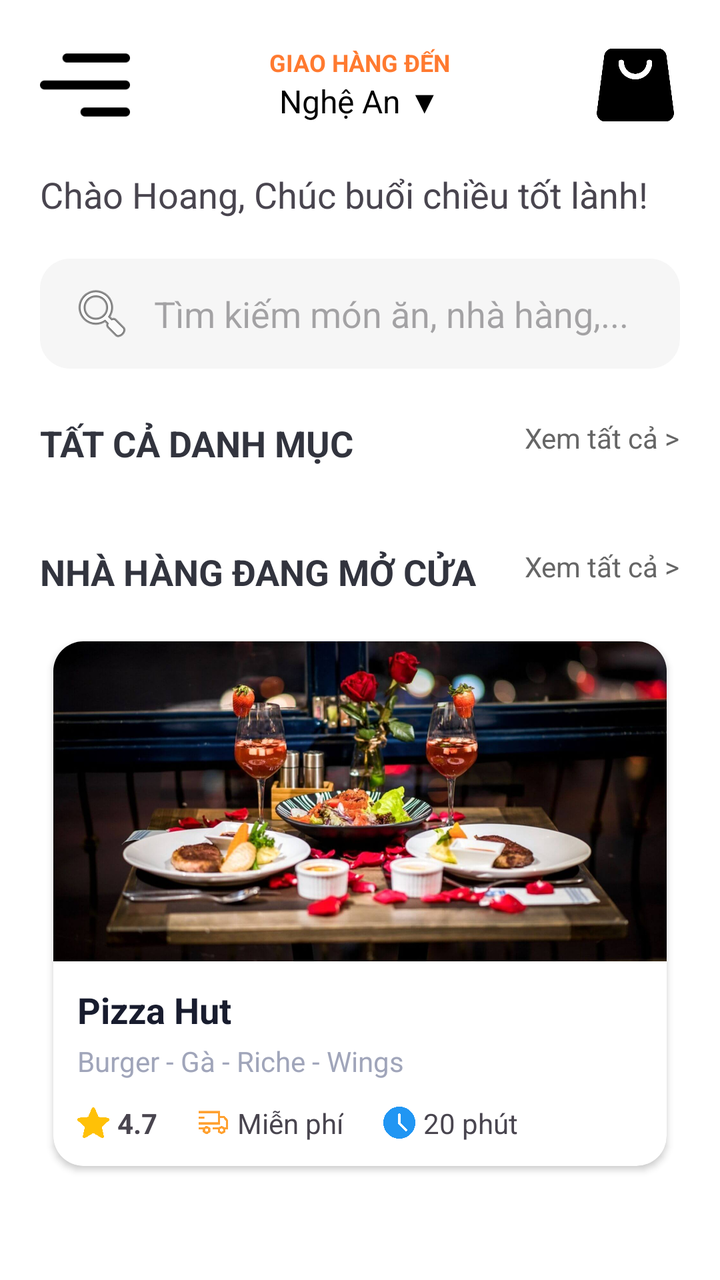
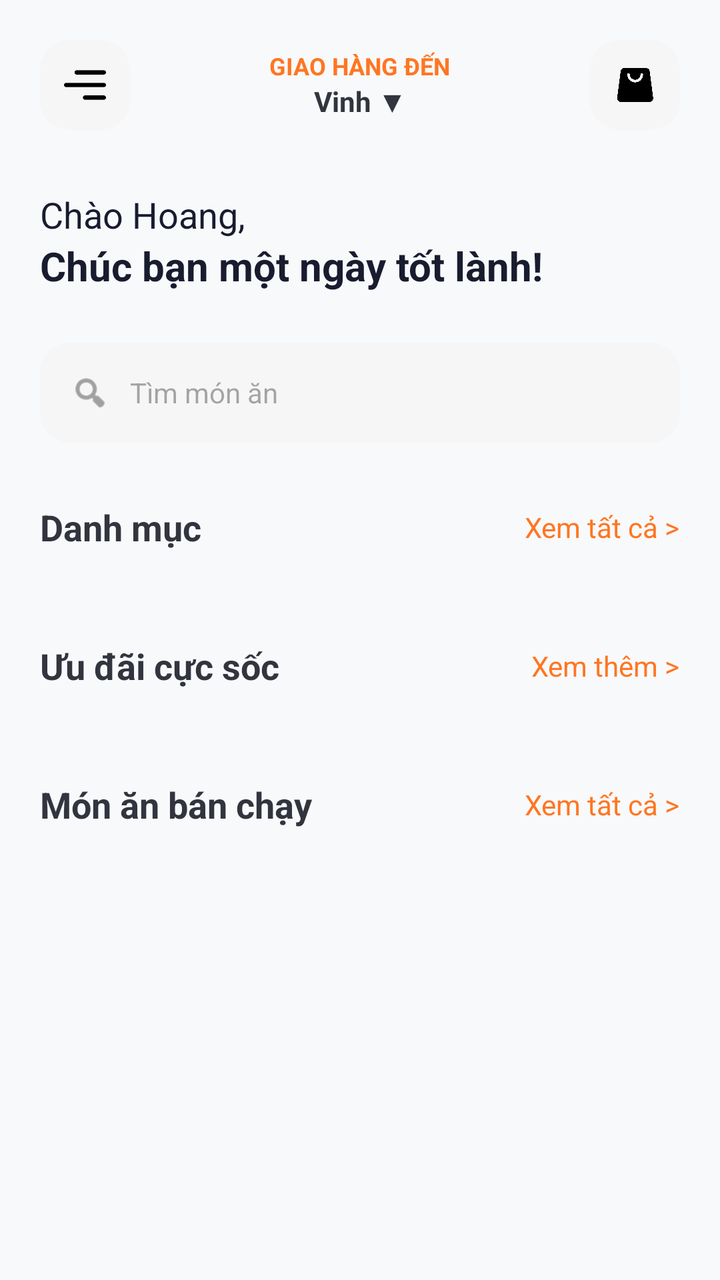

Two renders of the same Android screen: before a commit and after it. Below are the layout's source before the change and the commit's diff.
<!-- AndroidManifest.xml: application theme Theme.NHOM33 -->
<!-- res/layout/user_trangchu.xml -->
<?xml version="1.0" encoding="utf-8"?>
<androidx.core.widget.NestedScrollView xmlns:android="http://schemas.android.com/apk/res/android"
    xmlns:app="http://schemas.android.com/apk/res-auto"
    android:layout_width="match_parent"
    android:layout_height="match_parent"
    android:background="#FFFFFF">

    <LinearLayout
        android:layout_width="match_parent"
        android:layout_height="wrap_content"
        android:orientation="vertical"
        android:padding="20dp">

        <RelativeLayout
            android:layout_width="match_parent"
            android:layout_height="wrap_content">

            <ImageButton
                android:id="@+id/btn_Profile"
                android:layout_width="45dp"
                android:layout_height="45dp"
                android:background="@android:color/white"
                android:contentDescription="@null"
                android:scaleType="fitCenter"
                android:src="@drawable/menu" />


            <LinearLayout
                android:layout_width="wrap_content"
                android:layout_height="wrap_content"
                android:layout_centerInParent="true"
                android:gravity="center"
                android:orientation="vertical">

                <TextView
                    android:layout_width="wrap_content"
                    android:layout_height="wrap_content"
                    android:text="GIAO HÀNG ĐẾN"
                    android:textColor="#FF7A30"
                    android:textSize="12sp"
                    android:textStyle="bold" />

                <TextView
                    android:layout_width="wrap_content"
                    android:layout_height="wrap_content"
                    android:text="Nghệ An ▼"
                    android:textColor="#000000"
                    android:textSize="16sp" />
            </LinearLayout>

            <ImageView
                android:layout_width="45dp"
                android:layout_height="45dp"
                android:layout_alignParentEnd="true"
                android:contentDescription="@null"
                android:src="@drawable/shoppingbag" />
        </RelativeLayout>

        <TextView
            android:layout_width="wrap_content"
            android:layout_height="wrap_content"
            android:layout_marginTop="20dp"
            android:text="Chào Hoang, Chúc buổi chiều tốt lành!"
            android:textSize="18sp" />

        <EditText
            android:id="@+id/edtSearchHome"
            android:layout_width="match_parent"
            android:layout_height="55dp"
            android:layout_marginTop="20dp"
            android:autofillHints="none"
            android:background="@drawable/search_bar_bg"
            android:drawablePadding="10dp"
            android:drawableStart="@android:drawable/ic_menu_search"
            android:hint="Tìm kiếm món ăn, nhà hàng,..."
            android:inputType="text"
            android:paddingStart="15dp"
            android:imeOptions="actionSearch" />

        <RelativeLayout
            android:layout_width="match_parent"
            android:layout_height="wrap_content"
            android:layout_marginTop="25dp">

            <TextView
                android:layout_width="wrap_content"
                android:layout_height="wrap_content"
                android:text="TẤT CẢ DANH MỤC"
                android:textColor="#32343E"
                android:textSize="18sp"
                android:textStyle="bold" />

            <TextView
                android:layout_width="wrap_content"
                android:layout_height="wrap_content"
                android:layout_alignParentEnd="true"
                android:text="Xem tất cả >"
                android:textColor="#666666" />
        </RelativeLayout>

        <androidx.recyclerview.widget.RecyclerView
            android:id="@+id/recyclerViewCategories"
            android:layout_width="match_parent"
            android:layout_height="wrap_content"
            android:layout_marginTop="15dp"
            android:orientation="horizontal"
            app:layoutManager="androidx.recyclerview.widget.LinearLayoutManager" />

        <androidx.cardview.widget.CardView
            android:id="@+id/card_food"
            android:layout_width="70dp"
            android:layout_height="70dp"
            android:layout_marginTop="15dp"
            android:clickable="true"
            android:focusable="true"
            android:visibility="gone"
            app:cardCornerRadius="35dp"
            app:cardElevation="4dp">

            <ImageView
                android:layout_width="match_parent"
                android:layout_height="200dp"
                android:contentDescription="@null"
                android:scaleType="centerCrop"
                android:src="@drawable/pizza_img" />
        </androidx.cardview.widget.CardView>


        <RelativeLayout
            android:layout_width="match_parent"
            android:layout_height="wrap_content"
            android:layout_marginTop="25dp">

            <TextView
                android:layout_width="wrap_content"
                android:layout_height="wrap_content"
                android:text="NHÀ HÀNG ĐANG MỞ CỬA"
                android:textColor="#32343E"
                android:textSize="18sp"
                android:textStyle="bold" />

            <TextView
                android:layout_width="wrap_content"
                android:layout_height="wrap_content"
                android:layout_alignParentEnd="true"
                android:text="Xem tất cả >"
                android:textColor="#666666" />
        </RelativeLayout>

        <androidx.cardview.widget.CardView
            android:layout_width="match_parent"
            android:layout_height="wrap_content"
            android:layout_marginTop="15dp"
            app:cardCornerRadius="15dp"
            app:cardElevation="2dp"
            app:cardUseCompatPadding="true">

            <LinearLayout
                android:layout_width="match_parent"
                android:layout_height="wrap_content"
                android:orientation="vertical">

                <ImageView
                    android:layout_width="match_parent"
                    android:layout_height="160dp"
                    android:scaleType="centerCrop"
                    android:src="@drawable/rose_garden_bg"
                    android:contentDescription="@null" />

                <LinearLayout
                    android:layout_width="match_parent"
                    android:layout_height="wrap_content"
                    android:orientation="vertical"
                    android:padding="12dp">

                    <TextView
                        android:layout_width="wrap_content"
                        android:layout_height="wrap_content"
                        android:text="Pizza Hut"
                        android:textColor="#181C2E"
                        android:textSize="18sp"
                        android:textStyle="bold" />

                    <TextView
                        android:layout_width="wrap_content"
                        android:layout_height="wrap_content"
                        android:layout_marginTop="4dp"
                        android:text="Burger - Gà - Riche - Wings"
                        android:textColor="#A0A5BA"
                        android:textSize="14sp" />

                    <LinearLayout
                        android:layout_width="match_parent"
                        android:layout_height="wrap_content"
                        android:layout_marginTop="12dp"
                        android:gravity="center_vertical"
                        android:orientation="horizontal">

                        <ImageView
                            android:layout_width="16dp"
                            android:layout_height="16dp"
                            android:src="@drawable/ic_star"
                            android:contentDescription="@null" />

                        <TextView
                            android:layout_width="wrap_content"
                            android:layout_height="wrap_content"
                            android:layout_marginStart="4dp"
                            android:text="4.7"
                            android:textStyle="bold" />

                        <ImageView
                            android:layout_width="16dp"
                            android:layout_height="16dp"
                            android:layout_marginStart="20dp"
                            android:src="@drawable/ic_delivery"
                            android:contentDescription="@null" />

                        <TextView
                            android:layout_width="wrap_content"
                            android:layout_height="wrap_content"
                            android:layout_marginStart="4dp"
                            android:text="Miễn phí" />

                        <ImageView
                            android:layout_width="16dp"
                            android:layout_height="16dp"
                            android:layout_marginStart="20dp"
                            android:src="@drawable/ic_clock"
                            android:contentDescription="@null" />

                        <TextView
                            android:layout_width="wrap_content"
                            android:layout_height="wrap_content"
                            android:layout_marginStart="4dp"
                            android:text="20 phút" />
                    </LinearLayout>
                </LinearLayout>
            </LinearLayout>
        </androidx.cardview.widget.CardView>

    </LinearLayout>
</androidx.core.widget.NestedScrollView>
<!-- resources referenced by this layout -->
<resources>
  <!-- drawable ic_clock: png bitmap (drawable, 14994 bytes) -->
  <!-- drawable ic_delivery: png bitmap (drawable, 8542 bytes) -->
  <!-- drawable ic_star: png bitmap (drawable, 13086 bytes) -->
  <!-- drawable menu: png bitmap (drawable, 750 bytes) -->
  <!-- drawable pizza_img: png bitmap (drawable, 49011 bytes) -->
  <!-- drawable rose_garden_bg: jpg bitmap (drawable, 131242 bytes) -->
  <!-- drawable search_bar_bg (drawable) -->
  <shape xmlns:android="http://schemas.android.com/apk/res/android">
      <solid android:color="#F6F6F6" /> <corners android:radius="15dp" />
  </shape>
  <!-- drawable shoppingbag: png bitmap (drawable, 9232 bytes) -->
  <style name="Theme.NHOM33" parent="Base.Theme.NHOM33" />
  <style name="Base.Theme.NHOM33" parent="Theme.Material3.DayNight.NoActionBar">
          
          
      </style>
</resources>

<!-- the commit's change to res/layout/user_trangchu.xml (unified diff, before → after) -->
@@ -1,91 +1,140 @@
 <?xml version="1.0" encoding="utf-8"?>
 <androidx.core.widget.NestedScrollView xmlns:android="http://schemas.android.com/apk/res/android"
     xmlns:app="http://schemas.android.com/apk/res-auto"
+    xmlns:tools="http://schemas.android.com/tools"
     android:layout_width="match_parent"
     android:layout_height="match_parent"
-    android:background="#FFFFFF">
+    android:background="#F8F9FB">
 
     <LinearLayout
         android:layout_width="match_parent"
         android:layout_height="wrap_content"
         android:orientation="vertical"
-        android:padding="20dp">
-
-        <RelativeLayout
-            android:layout_width="match_parent"
-            android:layout_height="wrap_content">
+        android:paddingBottom="40dp">
+
+        
+        <androidx.constraintlayout.widget.ConstraintLayout
+            android:layout_width="match_parent"
+            android:layout_height="wrap_content"
+            android:padding="20dp">
 
             <ImageButton
                 android:id="@+id/btn_Profile"
                 android:layout_width="45dp"
                 android:layout_height="45dp"
-                android:background="@android:color/white"
-                android:contentDescription="@null"
+                android:background="@drawable/search_bar_bg"
+                android:contentDescription="Menu"
+                android:padding="12dp"
                 android:scaleType="fitCenter"
-                android:src="@drawable/menu" />
-
+                android:src="@drawable/menu"
+                app:layout_constraintStart_toStartOf="parent"
+                app:layout_constraintTop_toTopOf="parent" />
 
             <LinearLayout
-                android:layout_width="wrap_content"
-                android:layout_height="wrap_content"
-                android:layout_centerInParent="true"
+                android:id="@+id/layout_location"
+                android:layout_width="wrap_content"
+                android:layout_height="wrap_content"
                 android:gravity="center"
-                android:orientation="vertical">
+                android:orientation="vertical"
+                app:layout_constraintBottom_toBottomOf="@id/btn_Profile"
+                app:layout_constraintEnd_toStartOf="@+id/btn_Cart"
+                app:layout_constraintStart_toEndOf="@id/btn_Profile"
+                app:layout_constraintTop_toTopOf="@id/btn_Profile">
 
                 <TextView
                     android:layout_width="wrap_content"
                     android:layout_height="wrap_content"
                     android:text="GIAO HÀNG ĐẾN"
-                    android:textColor="#FF7A30"
+                    android:textColor="#FF7622"
                     android:textSize="12sp"
                     android:textStyle="bold" />
 
                 <TextView
                     android:layout_width="wrap_content"
                     android:layout_height="wrap_content"
-                    android:text="Nghệ An ▼"
-                    android:textColor="#000000"
-                    android:textSize="16sp" />
+                    android:text="Vinh ▼"
+                    android:textColor="#32343E"
+                    android:textSize="14sp"
+                    android:textStyle="bold" />
             </LinearLayout>
 
-            <ImageView
+            <ImageButton
+                android:id="@+id/btn_Cart"
                 android:layout_width="45dp"
                 android:layout_height="45dp"
-                android:layout_alignParentEnd="true"
-                android:contentDescription="@null"
-                android:src="@drawable/shoppingbag" />
-        </RelativeLayout>
-
-        <TextView
-            android:layout_width="wrap_content"
-            android:layout_height="wrap_content"
-            android:layout_marginTop="20dp"
-            android:text="Chào Hoang, Chúc buổi chiều tốt lành!"
-            android:textSize="18sp" />
-
-        <EditText
-            android:id="@+id/edtSearchHome"
-            android:layout_width="match_parent"
-            android:layout_height="55dp"
-            android:layout_marginTop="20dp"
-            android:autofillHints="none"
+                android:background="@drawable/search_bar_bg"
+                android:contentDescription="Giỏ hàng"
+                android:padding="12dp"
+                android:scaleType="fitCenter"
+                android:src="@drawable/shoppingbag"
+                app:layout_constraintEnd_toEndOf="parent"
+                app:layout_constraintTop_toTopOf="parent" />
+
+        </androidx.constraintlayout.widget.ConstraintLayout>
+
+        
+        <LinearLayout
+            android:layout_width="match_parent"
+            android:layout_height="wrap_content"
+            android:orientation="vertical"
+            android:paddingHorizontal="20dp"
+            android:layout_marginTop="10dp">
+
+            <TextView
+                android:layout_width="wrap_content"
+                android:layout_height="wrap_content"
+                android:text="Chào Hoang,"
+                android:textColor="#181C2E"
+                android:textSize="18sp" />
+
+            <TextView
+                android:layout_width="wrap_content"
+                android:layout_height="wrap_content"
+                android:text="Chúc bạn một ngày tốt lành!"
+                android:textColor="#181C2E"
+                android:textSize="20sp"
+                android:textStyle="bold" />
+        </LinearLayout>
+
+        
+        <LinearLayout
+            android:layout_width="match_parent"
+            android:layout_height="wrap_content"
+            android:layout_marginHorizontal="20dp"
+            android:layout_marginTop="25dp"
             android:background="@drawable/search_bar_bg"
-            android:drawablePadding="10dp"
-            android:drawableStart="@android:drawable/ic_menu_search"
-            android:hint="Tìm kiếm món ăn, nhà hàng,..."
-            android:inputType="text"
-            android:paddingStart="15dp"
-            android:imeOptions="actionSearch" />
-
+            android:gravity="center_vertical"
+            android:paddingHorizontal="15dp">
+
+            <ImageView
+                android:layout_width="20dp"
+                android:layout_height="20dp"
+                android:src="@android:drawable/ic_menu_search"
+                app:tint="#676767" />
+
+            <EditText
+                android:id="@+id/edtSearchHome"
+                android:layout_width="match_parent"
+                android:layout_height="50dp"
+                android:layout_marginStart="10dp"
+                android:background="@android:color/transparent"
+                android:hint="Tìm món ăn"
+                android:imeOptions="actionSearch"
+                android:inputType="text"
+                android:textSize="14sp" />
+        </LinearLayout>
+
+        
         <RelativeLayout
             android:layout_width="match_parent"
             android:layout_height="wrap_content"
-            android:layout_marginTop="25dp">
-
-            <TextView
-                android:layout_width="wrap_content"
-                android:layout_height="wrap_content"
-                android:text="TẤT CẢ DANH MỤC"
+            android:layout_marginTop="30dp"
+            android:paddingHorizontal="20dp">
+
+            <TextView
+                android:layout_width="wrap_content"
+                android:layout_height="wrap_content"
+                android:text="Danh mục"
                 android:textColor="#32343E"
                 android:textSize="18sp"
                 android:textStyle="bold" />
@@ -94,8 +143,10 @@
                 android:layout_width="wrap_content"
                 android:layout_height="wrap_content"
                 android:layout_alignParentEnd="true"
+                android:layout_centerVertical="true"
                 android:text="Xem tất cả >"
-                android:textColor="#666666" />
+                android:textColor="#FF7622"
+                android:textSize="14sp" />
         </RelativeLayout>
 
         <androidx.recyclerview.widget.RecyclerView
@@ -103,38 +154,20 @@
             android:layout_width="match_parent"
             android:layout_height="wrap_content"
             android:layout_marginTop="15dp"
-            android:orientation="horizontal"
-            app:layoutManager="androidx.recyclerview.widget.LinearLayoutManager" />
-
-        <androidx.cardview.widget.CardView
-            android:id="@+id/card_food"
-            android:layout_width="70dp"
-            android:layout_height="70dp"
-            android:layout_marginTop="15dp"
-            android:clickable="true"
-            android:focusable="true"
-            android:visibility="gone"
-            app:cardCornerRadius="35dp"
-            app:cardElevation="4dp">
-
-            <ImageView
-                android:layout_width="match_parent"
-                android:layout_height="200dp"
-                android:contentDescription="@null"
-                android:scaleType="centerCrop"
-                android:src="@drawable/pizza_img" />
-        </androidx.cardview.widget.CardView>
-
-
+            android:clipToPadding="false"
+            android:paddingHorizontal="12dp" />
+
+        
         <RelativeLayout
             android:layout_width="match_parent"
             android:layout_height="wrap_content"
-            android:layout_marginTop="25dp">
-
-            <TextView
-                android:layout_width="wrap_content"
-                android:layout_height="wrap_content"
-                android:text="NHÀ HÀNG ĐANG MỞ CỬA"
+            android:layout_marginTop="30dp"
+            android:paddingHorizontal="20dp">
+
+            <TextView
+                android:layout_width="wrap_content"
+                android:layout_height="wrap_content"
+                android:text="Ưu đãi cực sốc"
                 android:textColor="#32343E"
                 android:textSize="18sp"
                 android:textStyle="bold" />
@@ -143,101 +176,52 @@
                 android:layout_width="wrap_content"
                 android:layout_height="wrap_content"
                 android:layout_alignParentEnd="true"
+                android:layout_centerVertical="true"
+                android:text="Xem thêm >"
+                android:textColor="#FF7622"
+                android:textSize="14sp" />
+        </RelativeLayout>
+
+        <androidx.recyclerview.widget.RecyclerView
+            android:id="@+id/recyclerViewDiscount"
+            android:layout_width="match_parent"
+            android:layout_height="wrap_content"
+            android:layout_marginTop="15dp"
+            android:clipToPadding="false"
+            android:paddingHorizontal="12dp" />
+
+        
+        <RelativeLayout
+            android:layout_width="match_parent"
+            android:layout_height="wrap_content"
+            android:layout_marginTop="30dp"
+            android:paddingHorizontal="20dp">
+
+            <TextView
+                android:layout_width="wrap_content"
+                android:layout_height="wrap_content"
+                android:text="Món ăn bán chạy"
+                android:textColor="#32343E"
+                android:textSize="18sp"
+                android:textStyle="bold" />
+
+            <TextView
+                android:layout_width="wrap_content"
+                android:layout_height="wrap_content"
+                android:layout_alignParentEnd="true"
+                android:layout_centerVertical="true"
                 android:text="Xem tất cả >"
-                android:textColor="#666666" />
+                android:textColor="#FF7622"
+                android:textSize="14sp" />
         </RelativeLayout>
 
-        <androidx.cardview.widget.CardView
+        <androidx.recyclerview.widget.RecyclerView
+            android:id="@+id/recyclerViewBestSeller"
             android:layout_width="match_parent"
             android:layout_height="wrap_content"
             android:layout_marginTop="15dp"
-            app:cardCornerRadius="15dp"
-            app:cardElevation="2dp"
-            app:cardUseCompatPadding="true">
-
-            <LinearLayout
-                android:layout_width="match_parent"
-                android:layout_height="wrap_content"
-                android:orientation="vertical">
-
-                <ImageView
-                    android:layout_width="match_parent"
-                    android:layout_height="160dp"
-                    android:scaleType="centerCrop"
-                    android:src="@drawable/rose_garden_bg"
-                    android:contentDescription="@null" />
-
-                <LinearLayout
-                    android:layout_width="match_parent"
-                    android:layout_height="wrap_content"
-                    android:orientation="vertical"
-                    android:padding="12dp">
-
-                    <TextView
-                        android:layout_width="wrap_content"
-                        android:layout_height="wrap_content"
-                        android:text="Pizza Hut"
-                        android:textColor="#181C2E"
-                        android:textSize="18sp"
-                        android:textStyle="bold" />
-
-                    <TextView
-                        android:layout_width="wrap_content"
-                        android:layout_height="wrap_content"
-                        android:layout_marginTop="4dp"
-                        android:text="Burger - Gà - Riche - Wings"
-                        android:textColor="#A0A5BA"
-                        android:textSize="14sp" />
-
-                    <LinearLayout
-                        android:layout_width="match_parent"
-                        android:layout_height="wrap_content"
-                        android:layout_marginTop="12dp"
-                        android:gravity="center_vertical"
-                        android:orientation="horizontal">
-
-                        <ImageView
-                            android:layout_width="16dp"
-                            android:layout_height="16dp"
-                            android:src="@drawable/ic_star"
-                            android:contentDescription="@null" />
-
-                        <TextView
-                            android:layout_width="wrap_content"
-                            android:layout_height="wrap_content"
-                            android:layout_marginStart="4dp"
-                            android:text="4.7"
-                            android:textStyle="bold" />
-
-                        <ImageView
-                            android:layout_width="16dp"
-                            android:layout_height="16dp"
-                            android:layout_marginStart="20dp"
-                            android:src="@drawable/ic_delivery"
-                            android:contentDescription="@null" />
-
-                        <TextView
-                            android:layout_width="wrap_content"
-                            android:layout_height="wrap_content"
-                            android:layout_marginStart="4dp"
-                            android:text="Miễn phí" />
-
-                        <ImageView
-                            android:layout_width="16dp"
-                            android:layout_height="16dp"
-                            android:layout_marginStart="20dp"
-                            android:src="@drawable/ic_clock"
-                            android:contentDescription="@null" />
-
-                        <TextView
-                            android:layout_width="wrap_content"
-                            android:layout_height="wrap_content"
-                            android:layout_marginStart="4dp"
-                            android:text="20 phút" />
-                    </LinearLayout>
-                </LinearLayout>
-            </LinearLayout>
-        </androidx.cardview.widget.CardView>
+            android:paddingHorizontal="12dp"
+            android:nestedScrollingEnabled="false" />
 
     </LinearLayout>
 </androidx.core.widget.NestedScrollView>
<!-- resource entries referenced after the edit -->
@@ -1,11 +1,6 @@
 <!-- resources referenced by this layout -->
 <resources>
-  <!-- drawable ic_clock: png bitmap (drawable, 14994 bytes) -->
-  <!-- drawable ic_delivery: png bitmap (drawable, 8542 bytes) -->
-  <!-- drawable ic_star: png bitmap (drawable, 13086 bytes) -->
   <!-- drawable menu: png bitmap (drawable, 750 bytes) -->
-  <!-- drawable pizza_img: png bitmap (drawable, 49011 bytes) -->
-  <!-- drawable rose_garden_bg: jpg bitmap (drawable, 131242 bytes) -->
   <!-- drawable search_bar_bg (drawable) -->
   <shape xmlns:android="http://schemas.android.com/apk/res/android">
       <solid android:color="#F6F6F6" /> <corners android:radius="15dp" />
